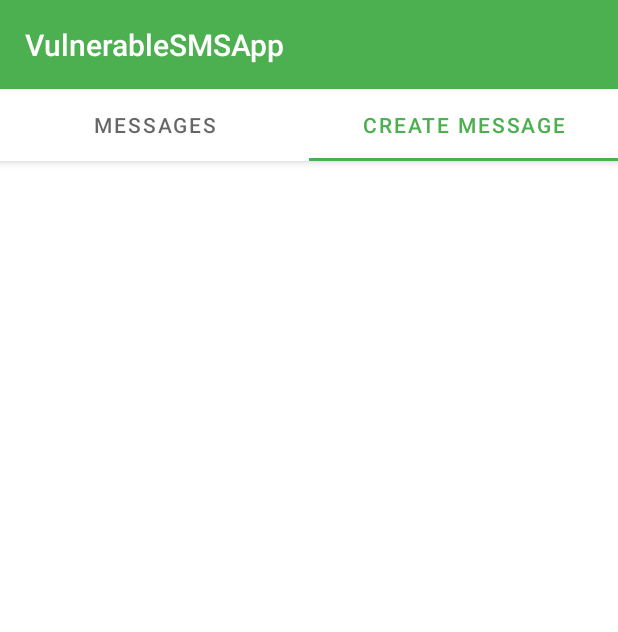
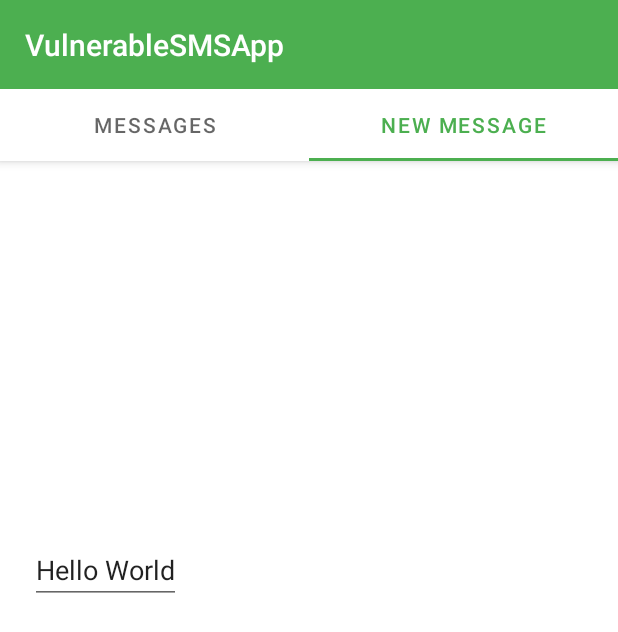
Before and after one commit to Vulnerable-applications-for-android/VulnerableAndroidApplication, an Android app: the screen it shows after launch (MainActivity), tab 2 chosen, on a phone screen of 412 x 824 dp. Shown: the top 632 px of the screen. Run offline under Robolectric (Android 15) with nearby library versions, the phone set to English and light mode, and no system bars.

Commit message:
Messages and create message fragments.

```diff
--- a/VulnerableSMSApp/app/src/main/java/com/example/vulnerablesmsapp/MainActivity.kt
+++ b/VulnerableSMSApp/app/src/main/java/com/example/vulnerablesmsapp/MainActivity.kt
@@ -9,6 +9,8 @@ import androidx.appcompat.app.AppCompatActivity
 import android.view.Menu
 import android.view.MenuItem
 import com.example.vulnerablesmsapp.ui.main.SectionsPagerAdapter
+import com.google.android.material.tabs.TabLayoutMediator
+import kotlinx.android.synthetic.main.activity_main.*
 
 class MainActivity : AppCompatActivity() {
     //TODO reason for using a content provider "You want to expose your application data to widgets."
@@ -16,11 +18,16 @@ class MainActivity : AppCompatActivity() {
         //TODO need to check and ask for sms permission!!
         super.onCreate(savedInstanceState)
         setContentView(R.layout.activity_main)
-        val sectionsPagerAdapter = SectionsPagerAdapter(this, supportFragmentManager)
-        val viewPager: ViewPager = findViewById(R.id.view_pager)
-        viewPager.adapter = sectionsPagerAdapter
-        val tabs: TabLayout = findViewById(R.id.tabs)
-        tabs.setupWithViewPager(viewPager)
-
+        view_pager.adapter = SectionsPagerAdapter(this)
+        TabLayoutMediator(tabs, view_pager) { tab, position ->
+            when (position) {
+                0 -> {
+                    tab.text = "Messages"
+                }
+                1 -> {
+                    tab.text = "New Message"
+                }
+            }
+        }.attach()
     }
 }
--- /dev/null
+++ b/VulnerableSMSApp/app/src/main/java/com/example/vulnerablesmsapp/ui/main/CreateMessageFragment.kt
@@ -0,0 +1,34 @@
+package com.example.vulnerablesmsapp.ui.main
+
+import android.os.Bundle
+import android.view.LayoutInflater
+import android.view.View
+import android.view.ViewGroup
+import androidx.fragment.app.Fragment
+import androidx.lifecycle.ViewModelProvider
+import androidx.recyclerview.widget.LinearLayoutManager
+import com.example.vulnerablesmsapp.R
+
+class CreateMessageFragment : Fragment() {
+
+    override fun onCreate(savedInstanceState: Bundle?) {
+        super.onCreate(savedInstanceState)
+
+    }
+
+    override fun onCreateView(inflater: LayoutInflater, container: ViewGroup?, savedInstanceState: Bundle?): View? {
+        return inflater.inflate(R.layout.fragment_create_message, container, false)
+
+    }
+
+    companion object {
+        fun newInstance() = CreateMessageFragment().apply {
+            arguments = Bundle().apply {
+            }
+        }
+    }
+
+    override fun onViewCreated(view: View, savedInstanceState: Bundle?) {
+        super.onViewCreated(view, savedInstanceState)
+    }
+}
--- /dev/null
+++ b/VulnerableSMSApp/app/src/main/java/com/example/vulnerablesmsapp/ui/main/MessagesFragment.kt
@@ -0,0 +1,35 @@
+package com.example.vulnerablesmsapp.ui.main
+
+import android.os.Bundle
+import android.view.LayoutInflater
+import android.view.View
+import android.view.ViewGroup
+import androidx.fragment.app.Fragment
+import com.example.vulnerablesmsapp.R
+
+/**
+ * A placeholder fragment containing a simple view.
+ */
+class MessagesFragment : Fragment() {
+
+    override fun onCreate(savedInstanceState: Bundle?) {
+        super.onCreate(savedInstanceState)
+
+    }
+
+    override fun onCreateView(inflater: LayoutInflater, container: ViewGroup?, savedInstanceState: Bundle?): View? {
+        return inflater.inflate(R.layout.fragment_main, container, false)
+
+    }
+
+    companion object {
+        fun newInstance() = MessagesFragment().apply {
+            arguments = Bundle().apply {
+            }
+        }
+    }
+
+    override fun onViewCreated(view: View, savedInstanceState: Bundle?) {
+        super.onViewCreated(view, savedInstanceState)
+    }
+}
--- a/VulnerableSMSApp/app/src/main/java/com/example/vulnerablesmsapp/ui/main/PageViewModel.kt
+++ /dev/null
@@ -1,17 +0,0 @@
-package com.example.vulnerablesmsapp.ui.main
-
-import androidx.lifecycle.LiveData
-import androidx.lifecycle.MutableLiveData
-import androidx.lifecycle.Transformations
-import androidx.lifecycle.ViewModel
-import androidx.lifecycle.ViewModelProvider
-
-class PageViewModel : ViewModel() {
-
-    private val _index = MutableLiveData<Int>()
-
-
-    fun setIndex(index: Int) {
-        _index.value = index
-    }
-}
--- a/VulnerableSMSApp/app/src/main/java/com/example/vulnerablesmsapp/ui/main/PlaceholderFragment.kt
+++ /dev/null
@@ -1,55 +0,0 @@
-package com.example.vulnerablesmsapp.ui.main
-
-import android.os.Bundle
-import android.view.LayoutInflater
-import android.view.View
-import android.view.ViewGroup
-import android.widget.TextView
-import androidx.fragment.app.Fragment
-import androidx.lifecycle.Observer
-import androidx.lifecycle.ViewModelProvider
-import com.example.vulnerablesmsapp.R
-
-/**
- * A placeholder fragment containing a simple view.
- */
-class PlaceholderFragment : Fragment() {
-
-    private lateinit var pageViewModel: PageViewModel
-
-    override fun onCreate(savedInstanceState: Bundle?) {
-        super.onCreate(savedInstanceState)
-        pageViewModel = ViewModelProvider(this).get(PageViewModel::class.java).apply {
-            setIndex(arguments?.getInt(ARG_SECTION_NUMBER) ?: 1)
-        }
-    }
-
-    override fun onCreateView(
-            inflater: LayoutInflater, container: ViewGroup?,
-            savedInstanceState: Bundle?
-    ): View? {
-        val root = inflater.inflate(R.layout.fragment_main, container, false)
-        return root
-    }
-
-    companion object {
-        /**
-         * The fragment argument representing the section number for this
-         * fragment.
-         */
-        private const val ARG_SECTION_NUMBER = "section_number"
-
-        /**
-         * Returns a new instance of this fragment for the given section
-         * number.
-         */
-        @JvmStatic
-        fun newInstance(sectionNumber: Int): PlaceholderFragment {
-            return PlaceholderFragment().apply {
-                arguments = Bundle().apply {
-                    putInt(ARG_SECTION_NUMBER, sectionNumber)
-                }
-            }
-        }
-    }
-}
--- a/VulnerableSMSApp/app/src/main/java/com/example/vulnerablesmsapp/ui/main/SectionsPagerAdapter.kt
+++ b/VulnerableSMSApp/app/src/main/java/com/example/vulnerablesmsapp/ui/main/SectionsPagerAdapter.kt
@@ -1,35 +1,39 @@
 package com.example.vulnerablesmsapp.ui.main
 
-import android.content.Context
+import androidx.appcompat.app.AppCompatActivity
 import androidx.fragment.app.Fragment
-import androidx.fragment.app.FragmentManager
 import androidx.fragment.app.FragmentPagerAdapter
-import com.example.vulnerablesmsapp.R
-
-private val TAB_TITLES = arrayOf(
-        R.string.tab_text_1,
-        R.string.tab_text_2
-)
+import androidx.viewpager2.adapter.FragmentStateAdapter
 
 /**
  * A [FragmentPagerAdapter] that returns a fragment corresponding to
  * one of the sections/tabs/pages.
  */
-class SectionsPagerAdapter(private val context: Context, fm: FragmentManager)
-    : FragmentPagerAdapter(fm) {
+class SectionsPagerAdapter(fm: AppCompatActivity) : FragmentStateAdapter(fm) {
 
-    override fun getItem(position: Int): Fragment {
-        // getItem is called to instantiate the fragment for the given page.
-        // Return a PlaceholderFragment (defined as a static inner class below).
-        return PlaceholderFragment.newInstance(position + 1)
+    /**
+     * Get the number of fragments.
+     * @return Int
+     */
+    override fun getItemCount(): Int {
+        return 2
     }
 
-    override fun getPageTitle(position: Int): CharSequence? {
-        return context.resources.getString(TAB_TITLES[position])
-    }
-
-    override fun getCount(): Int {
-        // Show 2 total pages.
-        return 2
+    /**
+     * Creating the fragment depending on the position.
+     * @param position Int
+     * @return Fragment
+     */
+    override fun createFragment(position: Int): Fragment {
+        var fragment: Fragment = MessagesFragment.newInstance()
+        when (position) {
+            0 -> {
+                fragment = MessagesFragment.newInstance()
+            }
+            1 -> {
+                fragment = CreateMessageFragment.newInstance()
+            }
+        }
+        return fragment
     }
 }
--- a/VulnerableSMSApp/app/src/main/res/layout/activity_main.xml
+++ b/VulnerableSMSApp/app/src/main/res/layout/activity_main.xml
@@ -28,7 +28,7 @@
             android:layout_height="wrap_content" />
     </com.google.android.material.appbar.AppBarLayout>
 
-    <androidx.viewpager.widget.ViewPager
+    <androidx.viewpager2.widget.ViewPager2
         android:id="@+id/view_pager"
         android:layout_width="match_parent"
         android:layout_height="match_parent"
--- /dev/null
+++ b/VulnerableSMSApp/app/src/main/res/layout/fragment_create_message.xml
@@ -0,0 +1,17 @@
+<?xml version="1.0" encoding="utf-8"?>
+<androidx.constraintlayout.widget.ConstraintLayout
+    xmlns:android="http://schemas.android.com/apk/res/android"
+    xmlns:app="http://schemas.android.com/apk/res-auto"
+    android:layout_width="match_parent"
+    android:layout_height="match_parent">
+
+    <androidx.appcompat.widget.AppCompatAutoCompleteTextView
+        android:layout_width="wrap_content"
+        android:layout_height="wrap_content"
+        android:layout_marginStart="20dp"
+        android:layout_marginTop="250dp"
+        android:text="Hello World"
+        app:layout_constraintStart_toStartOf="parent"
+        app:layout_constraintTop_toTopOf="parent" />
+
+</androidx.constraintlayout.widget.ConstraintLayout>
--- a/VulnerableSMSApp/app/src/main/res/layout/fragment_main.xml
+++ b/VulnerableSMSApp/app/src/main/res/layout/fragment_main.xml
@@ -5,7 +5,7 @@
     android:id="@+id/constraintLayout"
     android:layout_width="match_parent"
     android:layout_height="match_parent"
-    tools:context=".ui.main.PlaceholderFragment">
+    tools:context=".ui.main.MessagesFragment">
 
     <TextView
         android:id="@+id/section_label"
```
